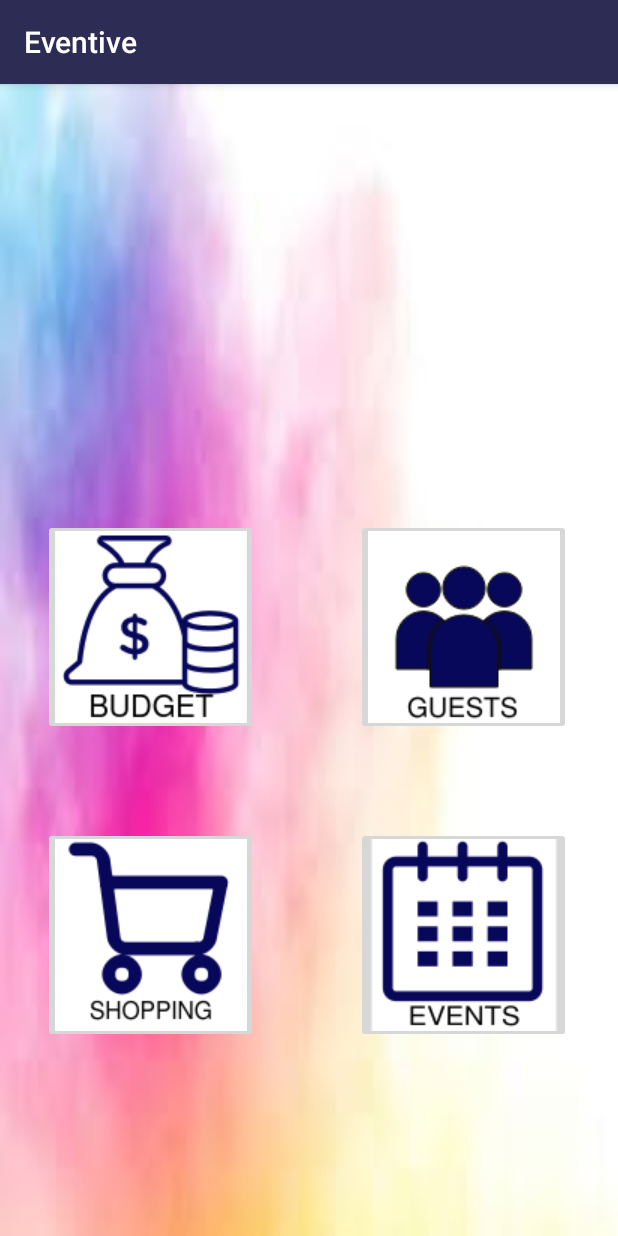
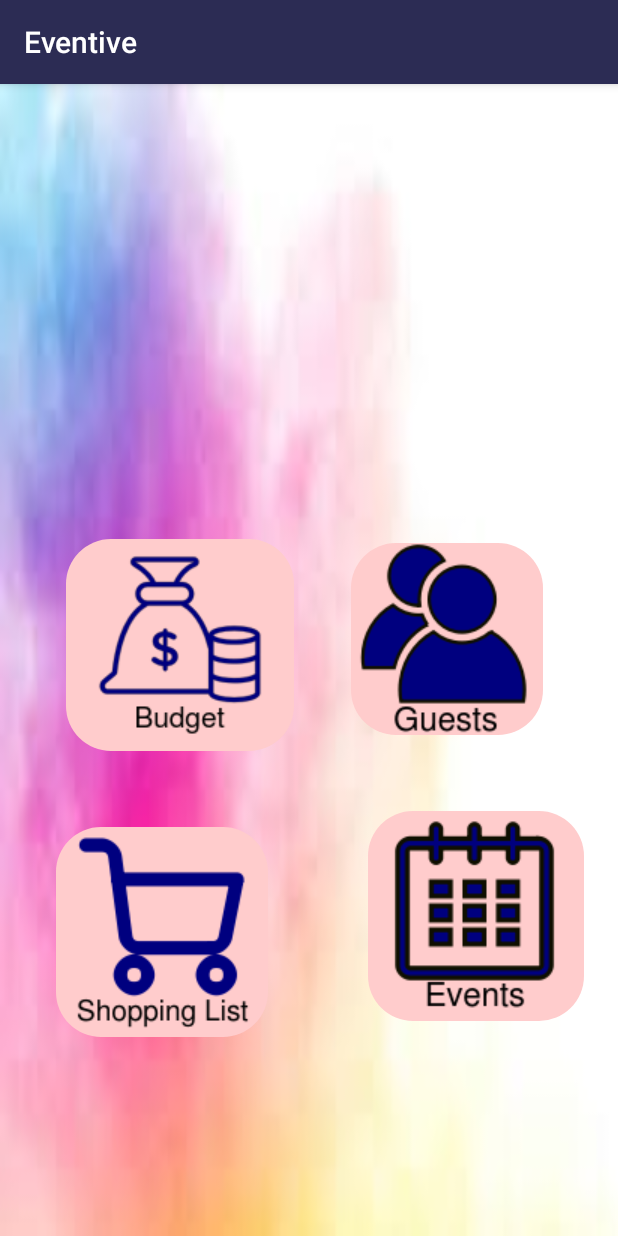
Before and after one commit to VisnaOshani/Eventive_App, an Android app: the Home screen opened directly, with no data from a screen before it, on a phone screen of 412 x 824 dp. Run offline under Robolectric (Android 15) with nearby library versions, the phone set to English and light mode, and no system bars.

Commit message:
Buttons curves with new background color

```diff
--- /dev/null
+++ b/app/src/main/res/drawable/btn_curve.xml
@@ -0,0 +1,6 @@
+<?xml version="1.0" encoding="utf-8"?>
+<shape xmlns:android="http://schemas.android.com/apk/res/android" android:shape="rectangle">
+
+    <solid android:color="#f78fb3"/>
+    <corners android:radius="100dp"/>
+</shape>
--- /dev/null
+++ b/app/src/main/res/drawable/imgbtn_curve.xml
@@ -0,0 +1,7 @@
+<?xml version="1.0" encoding="utf-8"?>
+<shape xmlns:android="http://schemas.android.com/apk/res/android"  android:shape="rectangle">
+
+    <solid android:color="#ffcccc" />
+    <corners android:bottomLeftRadius="30dp" android:bottomRightRadius="30dp"
+        android:topLeftRadius="30dp" android:topRightRadius="30dp"/>
+</shape>
--- a/app/src/main/res/layout/activity_home.xml
+++ b/app/src/main/res/layout/activity_home.xml
@@ -8,68 +8,71 @@
     tools:context=".Home">
 
     <ImageButton
-        android:id="@+id/imageButton7"
-        android:layout_width="143dp"
-        android:layout_height="144dp"
+        android:id="@+id/imageButton3"
+        android:layout_width="152dp"
+        android:layout_height="141dp"
         android:layout_marginStart="8dp"
         android:layout_marginTop="8dp"
         android:layout_marginEnd="8dp"
         android:layout_marginBottom="8dp"
-        android:onClick="budget"
+        android:background="@drawable/imgbtn_curve"
         app:layout_constraintBottom_toBottomOf="parent"
         app:layout_constraintEnd_toEndOf="parent"
-        app:layout_constraintHorizontal_bias="0.083"
+        app:layout_constraintHorizontal_bias="0.148"
         app:layout_constraintStart_toStartOf="parent"
         app:layout_constraintTop_toTopOf="parent"
-        app:layout_constraintVertical_bias="0.464"
-        app:srcCompat="@drawable/budget" />
+        app:layout_constraintVertical_bias="0.484"
+        app:srcCompat="@drawable/bud1" />
 
     <ImageButton
-        android:id="@+id/imageButton"
-        android:layout_width="143dp"
-        android:layout_height="144dp"
+        android:id="@+id/imageButton6"
+        android:layout_width="141dp"
+        android:layout_height="140dp"
         android:layout_marginStart="8dp"
         android:layout_marginTop="8dp"
         android:layout_marginEnd="8dp"
         android:layout_marginBottom="8dp"
+        android:background="@drawable/imgbtn_curve"
         app:layout_constraintBottom_toBottomOf="parent"
         app:layout_constraintEnd_toEndOf="parent"
-        app:layout_constraintHorizontal_bias="0.908"
+        app:layout_constraintHorizontal_bias="0.114"
         app:layout_constraintStart_toStartOf="parent"
         app:layout_constraintTop_toTopOf="parent"
-        app:layout_constraintVertical_bias="0.464"
-        app:srcCompat="@drawable/guests" />
+        app:layout_constraintVertical_bias="0.796"
+        app:srcCompat="@drawable/shopping" />
 
     <ImageButton
-        android:id="@+id/imageButton3"
-        android:layout_width="143dp"
-        android:layout_height="144dp"
+        android:id="@+id/imageButton4"
+        android:layout_width="144dp"
+        android:layout_height="140dp"
         android:layout_marginStart="8dp"
         android:layout_marginTop="8dp"
         android:layout_marginEnd="8dp"
         android:layout_marginBottom="8dp"
+        android:background="@drawable/imgbtn_curve"
         app:layout_constraintBottom_toBottomOf="parent"
         app:layout_constraintEnd_toEndOf="parent"
-        app:layout_constraintHorizontal_bias="0.083"
+        app:layout_constraintHorizontal_bias="0.942"
         app:layout_constraintStart_toStartOf="parent"
         app:layout_constraintTop_toTopOf="parent"
-        app:layout_constraintVertical_bias="0.802"
-        app:srcCompat="@drawable/shopping" />
+        app:layout_constraintVertical_bias="0.779"
+        app:srcCompat="@drawable/events" />
 
     <ImageButton
-        android:id="@+id/imageButton4"
-        android:layout_width="143dp"
-        android:layout_height="144dp"
+        android:id="@+id/imageButton"
+        android:layout_width="wrap_content"
+        android:layout_height="wrap_content"
         android:layout_marginStart="8dp"
         android:layout_marginTop="8dp"
         android:layout_marginEnd="8dp"
         android:layout_marginBottom="8dp"
+        android:background="@drawable/imgbtn_curve"
         app:layout_constraintBottom_toBottomOf="parent"
         app:layout_constraintEnd_toEndOf="parent"
-        app:layout_constraintHorizontal_bias="0.908"
+        app:layout_constraintHorizontal_bias="0.843"
         app:layout_constraintStart_toStartOf="parent"
         app:layout_constraintTop_toTopOf="parent"
-        app:layout_constraintVertical_bias="0.802"
-        app:srcCompat="@drawable/event" />
+        app:layout_constraintVertical_bias="0.478"
+        app:srcCompat="@drawable/guests" />
 
 </androidx.constraintlayout.widget.ConstraintLayout>
--- a/app/src/main/res/layout/activity_login.xml
+++ b/app/src/main/res/layout/activity_login.xml
@@ -15,17 +15,17 @@
         android:layout_marginTop="8dp"
         android:layout_marginEnd="8dp"
         android:layout_marginBottom="8dp"
-        android:background="@color/colorPrimaryDark"
+        android:background="@drawable/btn_curve"
         android:onClick="goToHome"
         android:text="@string/btn3"
         android:textColor="@color/colorAccent"
         android:textSize="24sp"
         app:layout_constraintBottom_toBottomOf="parent"
         app:layout_constraintEnd_toEndOf="parent"
-        app:layout_constraintHorizontal_bias="0.439"
+        app:layout_constraintHorizontal_bias="0.448"
         app:layout_constraintStart_toStartOf="parent"
         app:layout_constraintTop_toTopOf="parent"
-        app:layout_constraintVertical_bias="0.913"
+        app:layout_constraintVertical_bias="0.918"
         tools:text="@string/btn3" />
 
     <EditText
@@ -55,7 +55,7 @@
         android:layout_marginTop="8dp"
         android:layout_marginEnd="8dp"
         android:layout_marginBottom="8dp"
-        android:background="@color/colorPrimary"
+        android:background="@drawable/btn_curve"
         android:onClick="signup"
         android:text="@string/btn2"
         android:textColor="@color/colorAccent"
@@ -76,7 +76,7 @@
         android:layout_marginTop="8dp"
         android:layout_marginEnd="8dp"
         android:layout_marginBottom="8dp"
-        android:background="@color/colorPrimaryDark"
+        android:background="@drawable/btn_curve"
         android:onClick="signup"
         android:text="@string/btn1"
         android:textColor="@color/colorAccent"
--- a/app/src/main/res/layout/activity_main.xml
+++ b/app/src/main/res/layout/activity_main.xml
@@ -16,7 +16,7 @@
         android:layout_marginTop="8dp"
         android:layout_marginEnd="8dp"
         android:layout_marginBottom="8dp"
-        android:background="@color/colorPrimary"
+        android:background="@drawable/btn_curve"
         android:text="@string/btn1"
         android:textColor="@color/colorAccent"
         android:textSize="24sp"
@@ -36,7 +36,7 @@
         android:layout_marginTop="8dp"
         android:layout_marginEnd="8dp"
         android:layout_marginBottom="8dp"
-        android:background="@color/colorPrimaryDark"
+        android:background="@drawable/btn_curve"
         android:onClick="login"
         android:text="@string/btn2"
         android:textColor="@color/colorAccent"
@@ -149,7 +149,7 @@
         android:layout_marginTop="8dp"
         android:layout_marginEnd="8dp"
         android:layout_marginBottom="8dp"
-        android:background="@color/colorPrimaryDark"
+        android:background="@drawable/btn_curve"
         android:onClick="goToHome"
         android:text="@string/btn3"
         android:textColor="@color/colorAccent"
```
Also changed, not shown: app/src/main/res/drawable/bud1.png (added), app/src/main/res/drawable/budget.png (deleted), app/src/main/res/drawable/event.png (deleted), app/src/main/res/drawable/events.png (added), app/src/main/res/drawable/guests.png, app/src/main/res/drawable/shopping.png.
